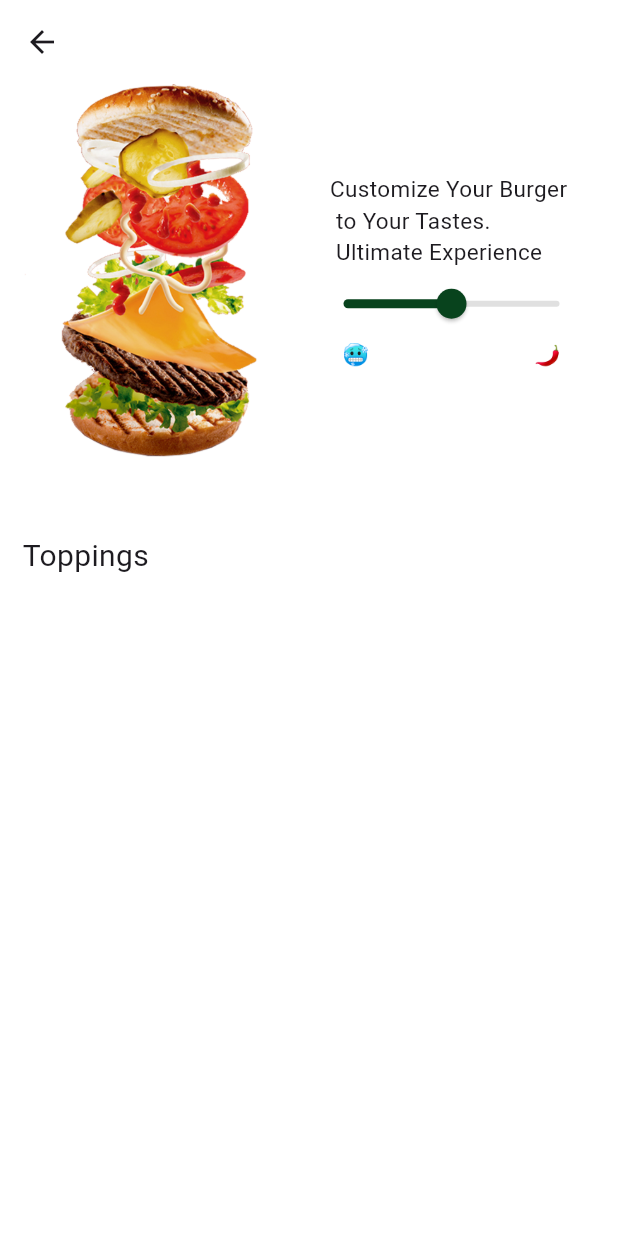
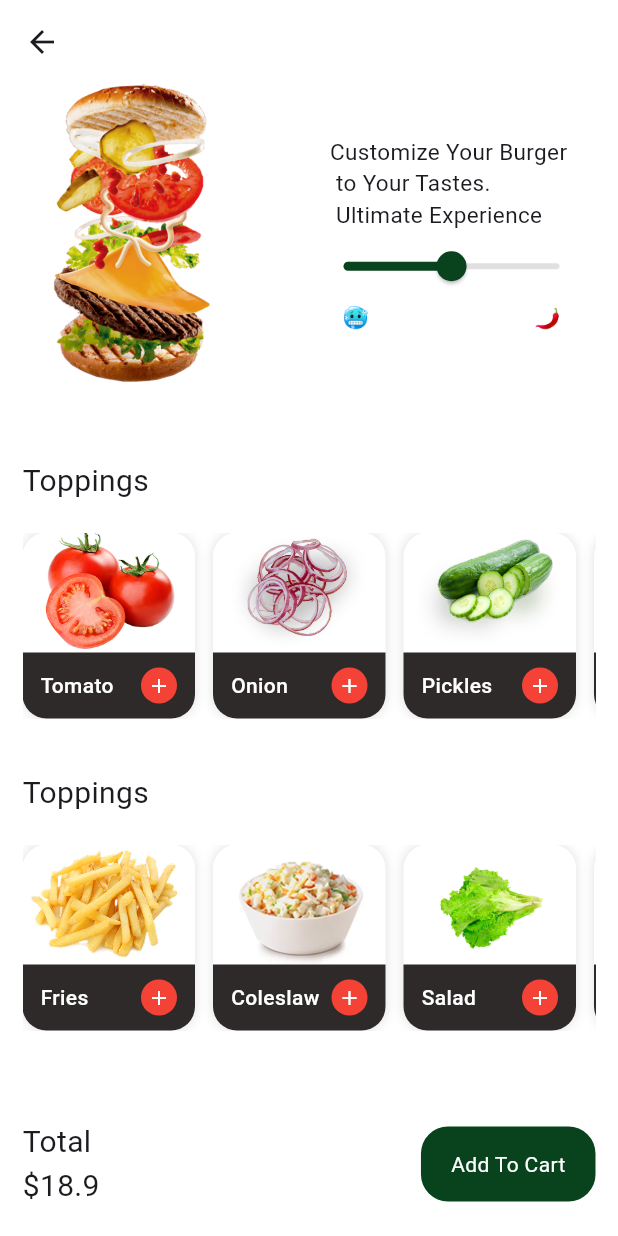
Before and after one commit to abdullahdebo/hungry_app, a Flutter app: the ProductDetailsView screen opened directly, on a phone screen of 412 x 824 dp. Run offline on Flutter 3.47's test engine with Material 3 defaults, Android fonts, the light colour scheme and no system bars; our stand-ins replace flutter_svg, gap.

Commit message:
Add ToppingCard and CustomButton widgets; update ProductDetailsView for topping selection and cart functionality; include new asset images

```diff
--- a/lib/features/product/view/product_details_view.dart
+++ b/lib/features/product/view/product_details_view.dart
@@ -2,7 +2,10 @@
 
 import 'package:flutter/material.dart';
 import 'package:gap/gap.dart';
+import 'package:hungry_app/core/constants/app_colors.dart';
 import 'package:hungry_app/features/product/widget/spicy_slider.dart';
+import 'package:hungry_app/features/product/widget/topping_card.dart';
+import 'package:hungry_app/shared/custom_button.dart';
 import 'package:hungry_app/shared/custom_text.dart';
 
 class ProductDetailsView extends StatefulWidget {
@@ -28,6 +31,7 @@ class _ProductDetailsViewState
       ),
       body: Padding(
         padding: EdgeInsets.symmetric(horizontal: 15),
+        child: SingleChildScrollView(
           child: Column(
             crossAxisAlignment: CrossAxisAlignment.start,
             children: [
@@ -40,7 +44,93 @@ class _ProductDetailsViewState
               ),
               Gap(50),
               CustomText(text: 'Toppings', size: 20),
+              Gap(20),
+              SingleChildScrollView(
+                scrollDirection: Axis.horizontal,
+                child: Row(
+                  children: [
+                    ToppingCard(
+                      imageUrl: 'assets/details/tomato.png',
+                      name: 'Tomato',
+                      onAdd: () => print('Added Tomato'),
+                    ),
+                    Gap(12),
+                    ToppingCard(
+                      imageUrl: 'assets/details/onion.png',
+                      name: 'Onion',
+                      onAdd: () => print('Added Onion'),
+                    ),
+                    Gap(12),
+                    ToppingCard(
+                      imageUrl: 'assets/details/pickles.png',
+                      name: 'Pickles',
+                      onAdd: () => print('Added Pickles'),
+                    ),
+                    Gap(12),
+                    ToppingCard(
+                      imageUrl: 'assets/details/bacons.png',
+                      name: 'Bacons',
+                      onAdd: () => print('Added Bacons'),
+                    ),
                   ],
+                ),
+              ),
+              Gap(35),
+              CustomText(text: 'Toppings', size: 20),
+              Gap(20),
+              SingleChildScrollView(
+                scrollDirection: Axis.horizontal,
+                child: Row(
+                  children: [
+                    ToppingCard(
+                      imageUrl: 'assets/details/fries.png',
+                      name: 'Fries',
+                      onAdd: () => print('Added Fries'),
+                    ),
+                    Gap(12),
+                    ToppingCard(
+                      imageUrl: 'assets/details/coleslaw.png',
+                      name: 'Coleslaw',
+                      onAdd: () => print('Added Coleslaw'),
+                    ),
+                    Gap(12),
+                    ToppingCard(
+                      imageUrl: 'assets/details/salad.png',
+                      name: 'Salad',
+                      onAdd: () => print('Added Salad'),
+                    ),
+                    Gap(12),
+                    ToppingCard(
+                      imageUrl: 'assets/details/onionring.png',
+                      name: 'Onions',
+                      onAdd: () => print('Onions Ring'),
+                    ),
+                  ],
+                ),
+              ),
+              Gap(60),
+              Row(
+                mainAxisAlignment:
+                    MainAxisAlignment.spaceBetween,
+                children: [
+                  Column(
+                    crossAxisAlignment: CrossAxisAlignment.start,
+                    children: [
+                      CustomText(text: 'Total', size: 20),
+                      CustomText(text: '\$18.9', size: 20),
+                    ],
+                  ),
+                  CustomButton(
+                    text: 'Add To Cart',
+                    onTap: () {
+                      print('Add To Cart Clicked !');
+                    },
+                  ),
+                ],
+              ),
+              Gap(150),
+            ],
+          ),
         ),
       ),
     );
--- a/lib/features/product/widget/spicy_slider.dart
+++ b/lib/features/product/widget/spicy_slider.dart
@@ -17,7 +17,7 @@ class SpicySlider extends StatelessWidget {
   Widget build(BuildContext context) {
     return Row(
       children: [
-        Image.asset('assets/details/burger1.png', height: 250),
+        Image.asset('assets/details/burger1.png', height: 200),
         Spacer(),
         Column(
           children: [
--- /dev/null
+++ b/lib/features/product/widget/topping_card.dart
@@ -0,0 +1,81 @@
+import 'package:flutter/material.dart';
+
+class ToppingCard extends StatelessWidget {
+  final String imageUrl;
+  final String name;
+  final VoidCallback onAdd;
+
+  const ToppingCard({
+    super.key,
+    required this.imageUrl,
+    required this.name,
+    required this.onAdd,
+  });
+
+  @override
+  Widget build(BuildContext context) {
+    return Container(
+      width: 115,
+      decoration: BoxDecoration(
+        color: Colors.white,
+        borderRadius: BorderRadius.circular(16),
+        boxShadow: [
+          BoxShadow(color: Colors.black12, blurRadius: 6),
+        ],
+      ),
+      child: Column(
+        children: [
+          ClipRRect(
+            borderRadius: BorderRadius.vertical(
+              top: Radius.circular(16),
+            ),
+            child: Image.asset(
+              imageUrl,
+              height: 80,
+              width: double.infinity,
+              fit: BoxFit.contain,
+            ),
+          ),
+          Container(
+            padding: const EdgeInsets.symmetric(
+              horizontal: 12,
+              vertical: 10,
+            ),
+            decoration: BoxDecoration(
+              color: Color(0xFF2E2A2A),
+              borderRadius: BorderRadius.vertical(
+                bottom: Radius.circular(16),
+              ),
+            ),
+            child: Row(
+              mainAxisAlignment: MainAxisAlignment.spaceBetween,
+              children: [
+                Text(
+                  name,
+                  style: TextStyle(
+                    color: Colors.white,
+                    fontSize: 14,
+                    fontWeight: FontWeight.w500,
+                  ),
+                ),
+                Spacer(),
+                GestureDetector(
+                  onTap: onAdd,
+                  child: CircleAvatar(
+                    radius: 12,
+                    backgroundColor: Colors.red,
+                    child: Icon(
+                      Icons.add,
+                      size: 16,
+                      color: Colors.white,
+                    ),
+                  ),
+                ),
+              ],
+            ),
+          ),
+        ],
+      ),
+    );
+  }
+}
--- /dev/null
+++ b/lib/shared/custom_button.dart
@@ -0,0 +1,31 @@
+import 'package:flutter/material.dart';
+import 'package:hungry_app/core/constants/app_colors.dart';
+import 'package:hungry_app/shared/custom_text.dart';
+
+class CustomButton extends StatelessWidget {
+  const CustomButton({
+    super.key,
+    required this.text,
+    this.onTap,
+  });
+
+  final String text;
+  final Function()? onTap;
+  @override
+  Widget build(BuildContext context) {
+    return GestureDetector(
+      onTap: onTap,
+      child: Container(
+        padding: EdgeInsets.symmetric(
+          horizontal: 20,
+          vertical: 15,
+        ),
+        decoration: BoxDecoration(
+          color: AppColors.primaryColor,
+          borderRadius: BorderRadius.circular(18),
+        ),
+        child: CustomText(text: text, color: Colors.white),
+      ),
+    );
+  }
+}
```
Also changed, not shown: assets/details/bacons.png (added), assets/details/coleslaw.png (added), assets/details/fries.png (added), assets/details/onion.png (added), assets/details/onionring.png (added), assets/details/pickles.png (added), assets/details/salad.png (added), assets/details/tomato.png (added). Lines whose indentation alone changed are shown as unchanged.
